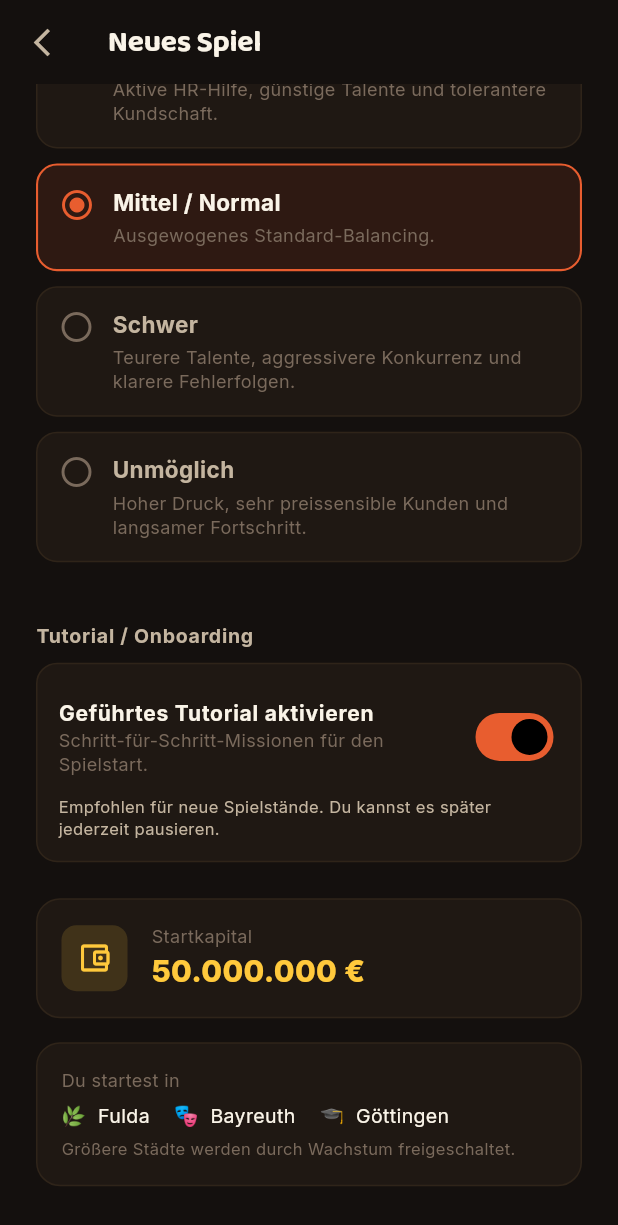
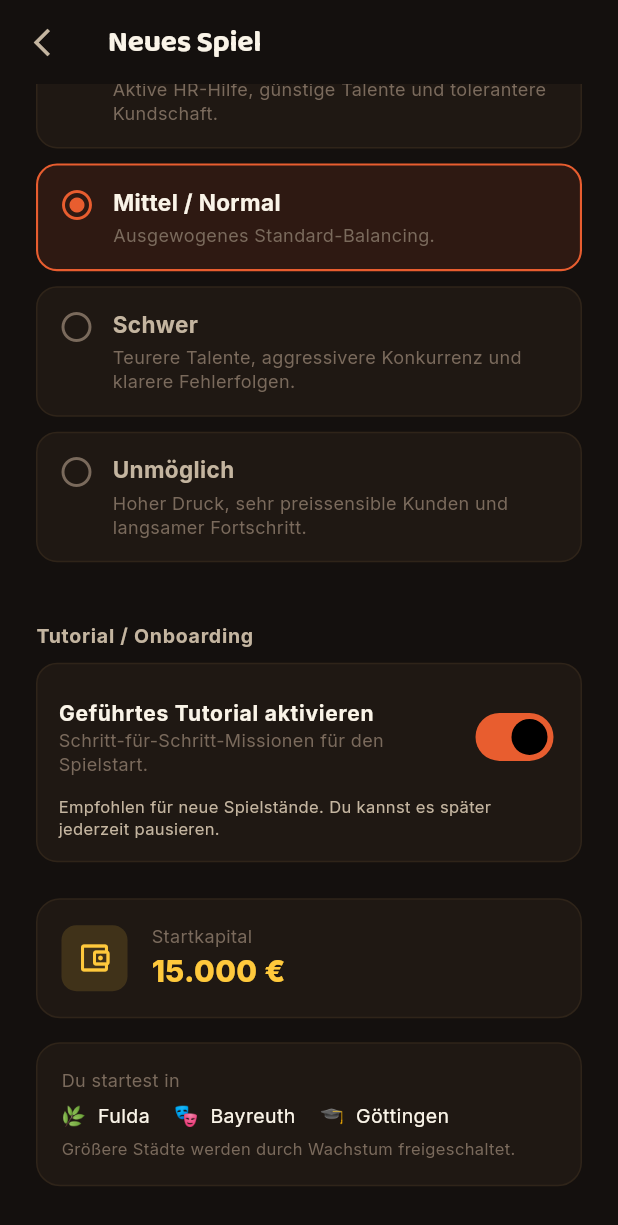
Before and after one commit to KaanKrcr/Doener_empire, a Flutter app: the NewGameScreen screen opened by its route, scrolled down 576 dp, on a phone screen of 412 x 824 dp. Shown: the top 1225 px of the screen. Run offline on Flutter 3.47's test engine with Material 3 defaults, Android fonts, the phone set to English and light mode, and no system bars; our stand-ins replace audioplayers, fl_chart, flutter_animate, flutter_riverpod, go_router, shared_preferences; accounts and stored records are empty.

Commit message:
fix: Neues-Spiel zeigt echtes Startkapital statt veraltetem 50-Mio-Text
Der Screen zeigte hartkodiert '50.000.000 €' (Test-Budget-Überbleibsel),
obwohl kStartingCash = 15.000 €. Jetzt dynamisch aus kStartingCash formatiert.

Co-Authored-By: Claude Opus 4.8 <noreply@anthropic.com>

```diff
--- a/lib/ui/screens/new_game_screen.dart
+++ b/lib/ui/screens/new_game_screen.dart
@@ -1,8 +1,10 @@
 import 'package:flutter/material.dart';
 import 'package:flutter_riverpod/flutter_riverpod.dart';
 import 'package:go_router/go_router.dart';
+import 'package:intl/intl.dart';
 import '../../models/difficulty_model.dart';
 import '../../core/theme.dart';
+import '../../core/constants.dart';
 import '../../providers/game_provider.dart';
 
 class NewGameScreen extends ConsumerStatefulWidget {
@@ -200,14 +202,15 @@ class _NewGameScreenState extends ConsumerState<NewGameScreen> {
                           color: AppColors.gold),
                     ),
                     const SizedBox(width: 16),
-                    const Column(
+                    Column(
                       crossAxisAlignment: CrossAxisAlignment.start,
                       children: [
-                        Text('Startkapital',
+                        const Text('Startkapital',
                             style: TextStyle(
                                 fontSize: 12, color: AppColors.textMuted)),
-                        Text('50.000.000 €',
-                            style: TextStyle(
+                        Text(
+                            '${NumberFormat('#,##0', 'de_DE').format(kStartingCash)} €',
+                            style: const TextStyle(
                                 fontSize: 20,
                                 fontWeight: FontWeight.w800,
                                 color: AppColors.gold)),
```
